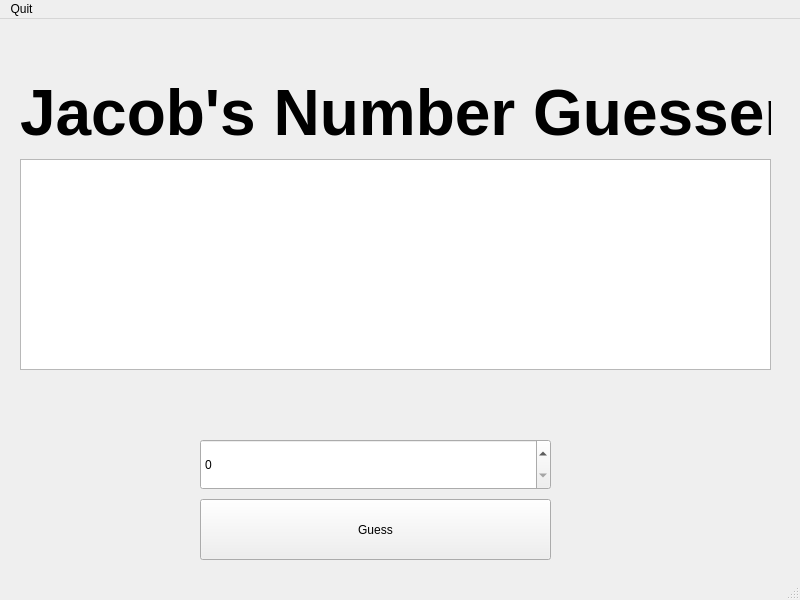
Jacob-Dong7/SimpleNumberGuesser, file mainwindow.ui: the form before one commit.
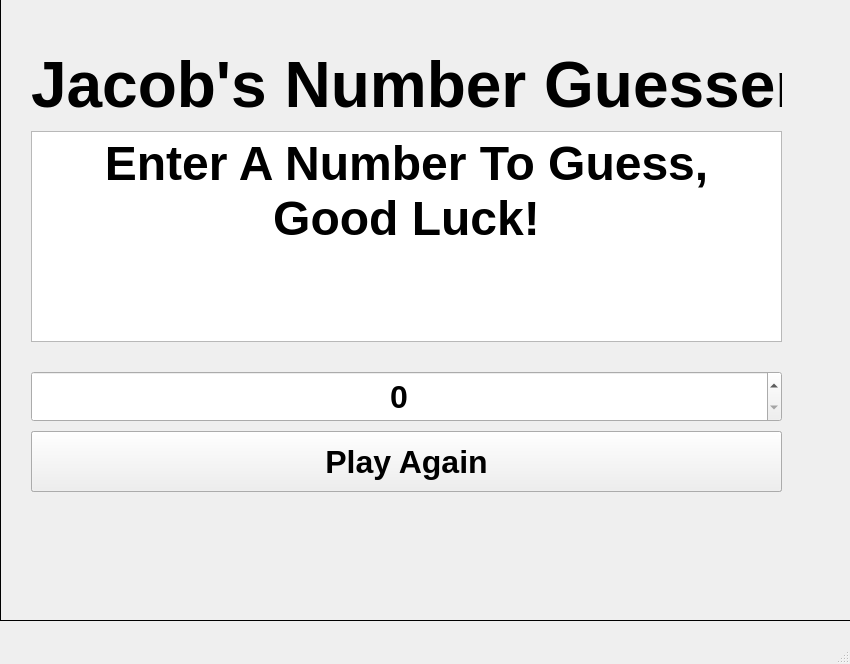
The form after the commit. The open tabs and pages were chosen to show the change.

Commit message: style: Improved UI apperance

Diff of the .ui file:
```diff
--- a/mainwindow.ui
+++ b/mainwindow.ui
@@ -6,8 +6,8 @@
    <rect>
     <x>0</x>
     <y>0</y>
-    <width>800</width>
-    <height>600</height>
+    <width>850</width>
+    <height>664</height>
    </rect>
   </property>
   <property name="windowTitle">
@@ -17,12 +17,15 @@
    <widget class="QStackedWidget" name="stackedWidget">
     <property name="geometry">
      <rect>
-      <x>10</x>
-      <y>0</y>
-      <width>781</width>
-      <height>551</height>
+      <x>0</x>
+      <y>-10</y>
+      <width>851</width>
+      <height>631</height>
      </rect>
     </property>
+    <property name="frameShape">
+     <enum>QFrame::Shape::Box</enum>
+    </property>
     <property name="currentIndex">
      <number>1</number>
     </property>
@@ -76,25 +79,37 @@
      <widget class="QLabel" name="label">
       <property name="geometry">
        <rect>
-        <x>10</x>
+        <x>30</x>
         <y>0</y>
         <width>751</width>
         <height>191</height>
        </rect>
       </property>
+      <property name="frameShape">
+       <enum>QFrame::Shape::NoFrame</enum>
+      </property>
       <property name="text">
        <string>&lt;html&gt;&lt;head/&gt;&lt;body&gt;&lt;p&gt;&lt;span style=&quot; font-size:48pt; font-weight:700;&quot;&gt;Jacob's Number Guesser&lt;/span&gt;&lt;/p&gt;&lt;/body&gt;&lt;/html&gt;</string>
       </property>
+      <property name="alignment">
+       <set>Qt::AlignmentFlag::AlignCenter</set>
+      </property>
      </widget>
      <widget class="QPushButton" name="btnGuess">
       <property name="geometry">
        <rect>
-        <x>190</x>
-        <y>480</y>
-        <width>351</width>
+        <x>30</x>
+        <y>440</y>
+        <width>751</width>
         <height>61</height>
        </rect>
       </property>
+      <property name="font">
+       <font>
+        <pointsize>24</pointsize>
+        <bold>true</bold>
+       </font>
+      </property>
       <property name="text">
        <string>Guess</string>
       </property>
@@ -102,43 +117,85 @@
      <widget class="QSpinBox" name="txtGuess">
       <property name="geometry">
        <rect>
-        <x>190</x>
-        <y>420</y>
-        <width>351</width>
+        <x>30</x>
+        <y>380</y>
+        <width>751</width>
         <height>51</height>
        </rect>
       </property>
+      <property name="font">
+       <font>
+        <pointsize>24</pointsize>
+        <bold>true</bold>
+       </font>
+      </property>
+      <property name="alignment">
+       <set>Qt::AlignmentFlag::AlignCenter</set>
+      </property>
+      <property name="maximum">
+       <number>1000</number>
+      </property>
      </widget>
      <widget class="QTextBrowser" name="txtAnswer">
       <property name="geometry">
        <rect>
-        <x>10</x>
+        <x>30</x>
         <y>140</y>
         <width>751</width>
         <height>211</height>
        </rect>
       </property>
+      <property name="font">
+       <font>
+        <pointsize>36</pointsize>
+        <bold>true</bold>
+       </font>
+      </property>
+      <property name="layoutDirection">
+       <enum>Qt::LayoutDirection::LeftToRight</enum>
+      </property>
+      <property name="autoFillBackground">
+       <bool>false</bool>
+      </property>
+      <property name="frameShape">
+       <enum>QFrame::Shape::StyledPanel</enum>
+      </property>
+      <property name="frameShadow">
+       <enum>QFrame::Shadow::Raised</enum>
+      </property>
+      <property name="html">
+       <string>&lt;!DOCTYPE HTML PUBLIC &quot;-//W3C//DTD HTML 4.0//EN&quot; &quot;http://www.w3.org/TR/REC-html40/strict.dtd&quot;&gt;
+&lt;html&gt;&lt;head&gt;&lt;meta name=&quot;qrichtext&quot; content=&quot;1&quot; /&gt;&lt;meta charset=&quot;utf-8&quot; /&gt;&lt;style type=&quot;text/css&quot;&gt;
+p, li { white-space: pre-wrap; }
+hr { height: 1px; border-width: 0; }
+li.unchecked::marker { content: &quot;\2610&quot;; }
+li.checked::marker { content: &quot;\2612&quot;; }
+&lt;/style&gt;&lt;/head&gt;&lt;body style=&quot; font-family:'Segoe UI'; font-size:36pt; font-weight:700; font-style:normal;&quot;&gt;
+&lt;p align=&quot;center&quot; style=&quot; margin-top:0px; margin-bottom:0px; margin-left:0px; margin-right:0px; -qt-block-indent:0; text-indent:0px;&quot;&gt;Enter A Number To Guess, Good Luck!&lt;/p&gt;&lt;/body&gt;&lt;/html&gt;</string>
+      </property>
+     </widget>
+     <widget class="QPushButton" name="btnPlayAgain">
+      <property name="geometry">
+       <rect>
+        <x>30</x>
+        <y>440</y>
+        <width>751</width>
+        <height>61</height>
+       </rect>
+      </property>
+      <property name="font">
+       <font>
+        <pointsize>24</pointsize>
+        <bold>true</bold>
+       </font>
+      </property>
+      <property name="text">
+       <string>Play Again</string>
+      </property>
      </widget>
     </widget>
    </widget>
   </widget>
-  <widget class="QMenuBar" name="menubar">
-   <property name="geometry">
-    <rect>
-     <x>0</x>
-     <y>0</y>
-     <width>800</width>
-     <height>33</height>
-    </rect>
-   </property>
-   <widget class="QMenu" name="QMenu1">
-    <property name="title">
-     <string>Quit</string>
-    </property>
-    <addaction name="separator"/>
-   </widget>
-   <addaction name="QMenu1"/>
-  </widget>
   <widget class="QStatusBar" name="statusbar"/>
  </widget>
  <resources/>
```
Left out of the diff: 59 changed lines with no effect on the pictures.
